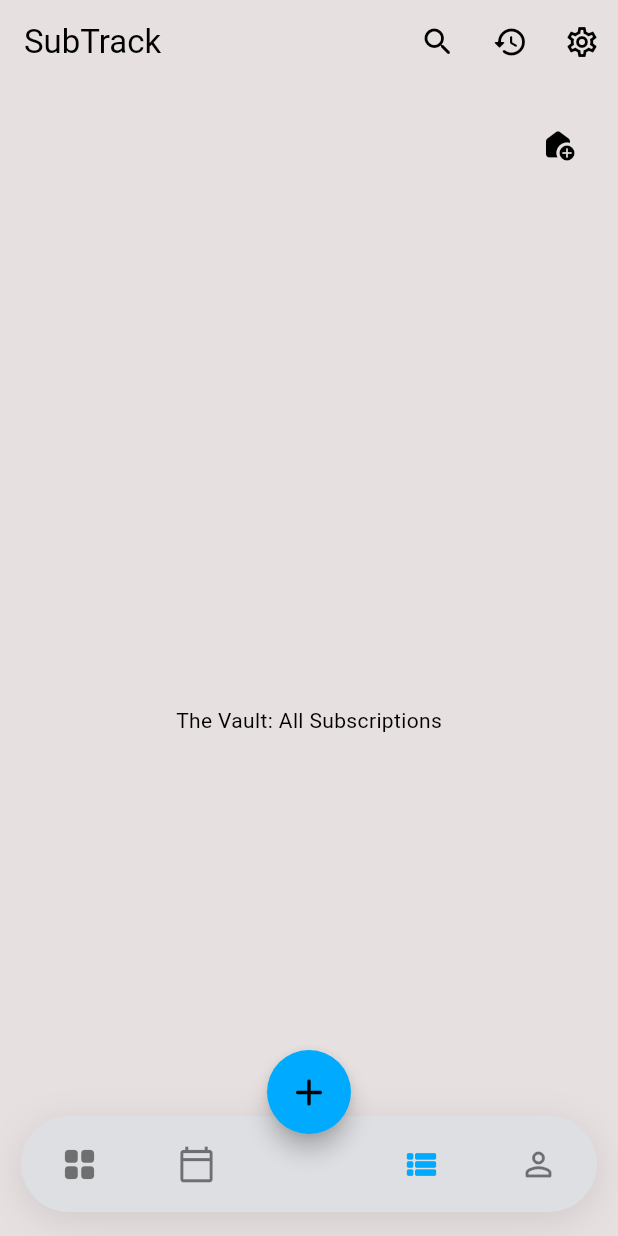
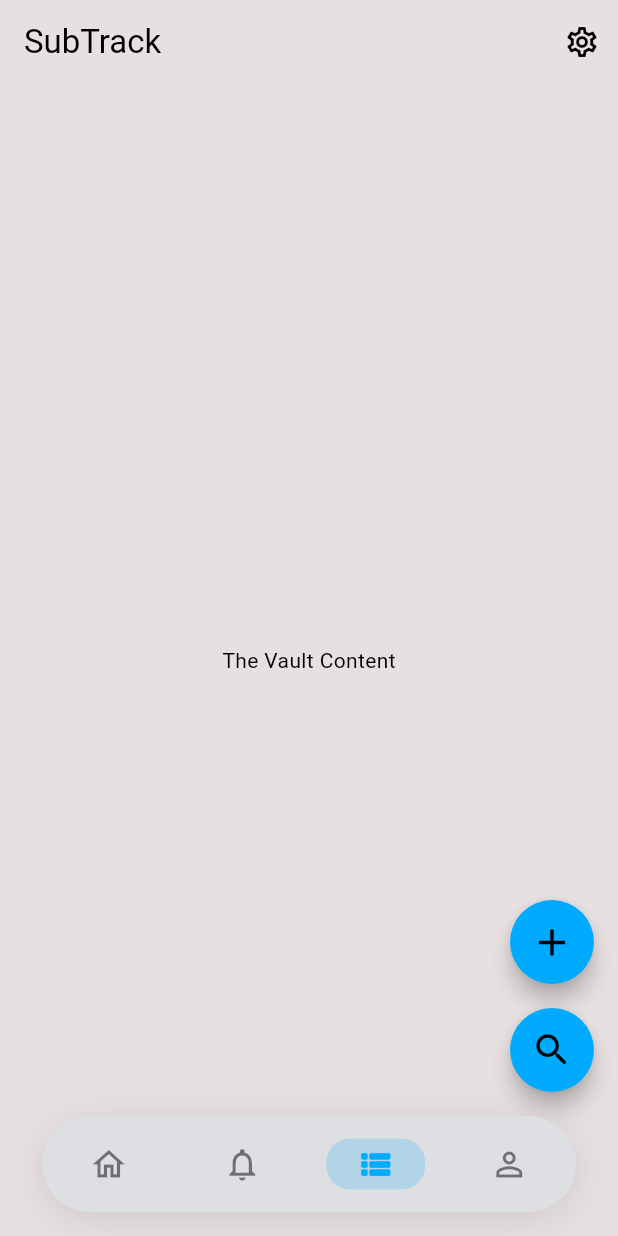
Before and after one commit to SP3CTRE404/premio-mobile-app, a Flutter app: the MainScaffold screen opened directly, item 3 of the bottom bar chosen, on a phone screen of 412 x 824 dp. Run offline on Flutter 3.47's test engine with Material 3 defaults, Android fonts, the phone set to English and light mode, and no system bars; our stand-ins replace dio, flutter_riverpod, flutter_secure_storage, pdf, printing; accounts and stored records are empty.

Commit message:
enhancing the main_scaffold

```diff
--- a/lib/features/navigation/screens/main_scaffold.dart
+++ b/lib/features/navigation/screens/main_scaffold.dart
@@ -3,8 +3,7 @@ import 'package:flutter_riverpod/flutter_riverpod.dart';
 
 import '../../dashboard/screens/dashboard_screen.dart';
 import '../../subscriptions/screens/due_screen.dart';
-import '../../subscriptions/screens/add_subscription_screen.dart';
-import '../../history/screens/history_screen.dart';
+import '../../subscriptions/screens/subscription_detail_screen.dart';
 import '../../account/screens/account_screen.dart';
 import '../../settings/screens/settings_screen.dart';
 
@@ -62,36 +61,19 @@ class _MainScaffoldState extends ConsumerState<MainScaffold>
     final List<Widget> screens = [
       const DashboardScreen(),
       const DueScreen(),
-      const _VaultPlaceholder(),
+      const SubscriptionDetailScreen(),
       const AccountScreen(),
     ];
 
     return Scaffold(
       extendBody: true,
-      // ── AppBar: Restored with Title and Settings ──
       appBar: AppBar(
         title: const Text('SubTrack'),
         centerTitle: false,
         actions: [
-          // ── Contextual Actions: Search & History (Vault Tab Only) ──
-          if (currentIndex == 2) ...[
-            IconButton(
-              icon: const Icon(Icons.search_rounded),
-              onPressed: () {},
-            ),
-            IconButton(
-              icon: const Icon(Icons.history_rounded),
-              onPressed: () {
-                Navigator.push(
-                  context,
-                  MaterialPageRoute(builder: (context) => const HistoryScreen()),
-                );
-              },
-            ),
-          ],
-          // ── Global Settings Button ──
           IconButton(
             icon: const Icon(Icons.settings_outlined),
+            tooltip: 'Settings',
             onPressed: () {
               Navigator.push(
                 context,
@@ -106,23 +88,14 @@ class _MainScaffoldState extends ConsumerState<MainScaffold>
         child: screens[currentIndex],
       ),
 
-      floatingActionButtonLocation: FloatingActionButtonLocation.centerDocked,
-      floatingActionButton: FloatingActionButton(
-        onPressed: () {
-          Navigator.push(
-            context,
-            MaterialPageRoute(builder: (context) => const AddSubscriptionScreen()),
-          );
-        },
-        shape: const CircleBorder(),
-        child: const Icon(Icons.add_rounded, size: 30),
-      ),
+      // Global FAB is null; handled contextually in SubscriptionDetailScreen
+      floatingActionButton: null,
 
       bottomNavigationBar: AnimatedContainer(
         duration: const Duration(milliseconds: 260),
         curve: Curves.easeOutCubic,
         margin: _isPill
-            ? const EdgeInsets.symmetric(horizontal: 14.0, vertical: 16.0)
+            ? const EdgeInsets.symmetric(horizontal: 28.0, vertical: 16.0)
             : EdgeInsets.zero,
         height: _isPill ? 64 : 64 + MediaQuery.of(context).padding.bottom,
         decoration: BoxDecoration(
@@ -143,13 +116,12 @@ class _MainScaffoldState extends ConsumerState<MainScaffold>
               ? EdgeInsets.zero
               : EdgeInsets.only(bottom: MediaQuery.of(context).padding.bottom),
           child: Row(
-            mainAxisAlignment: MainAxisAlignment.spaceAround,
+            // Removed SpaceEvenly so Expanded widgets can control distribution
             children: [
-              _buildNavItem(Icons.grid_view_rounded, 0, currentIndex),
-              _buildNavItem(Icons.calendar_today_outlined, 1, currentIndex),
-              const SizedBox(width: 40), // FAB Gap
-              _buildNavItem(Icons.view_list_rounded, 2, currentIndex),
-              _buildNavItem(Icons.person_outline_rounded, 3, currentIndex),
+              _buildNavItem(context, Icons.home_outlined, Icons.home, 0, currentIndex, ref),
+              _buildNavItem(context, Icons.notifications_none, Icons.notifications, 1, currentIndex, ref),
+              _buildNavItem(context, Icons.view_list_outlined, Icons.view_list_rounded, 2, currentIndex, ref),
+              _buildNavItem(context, Icons.person_outline, Icons.person, 3, currentIndex, ref),
             ],
           ),
         ),
@@ -157,45 +129,54 @@ class _MainScaffoldState extends ConsumerState<MainScaffold>
     );
   }
 
-  Widget _buildNavItem(IconData icon, int index, int currentIndex) {
+  Widget _buildNavItem(
+    BuildContext context,
+    IconData outlinedIcon,
+    IconData filledIcon,
+    int index,
+    int currentIndex,
+    WidgetRef ref, {
+    bool hasBadge = false,
+  }) {
     final isSelected = currentIndex == index;
-    return GestureDetector(
-      onTap: () => ref.read(navigationIndexProvider.notifier).setIndex(index),
-      behavior: HitTestBehavior.opaque,
-      child: Container(
-        padding: const EdgeInsets.all(10),
-        child: Icon(
-          icon,
-          color: isSelected
-              ? Theme.of(context).primaryColor
-              : Theme.of(context).colorScheme.onSurface.withOpacity(0.5),
-          size: 26,
+    final theme = Theme.of(context);
+    final colorScheme = theme.colorScheme;
+
+    return Expanded(
+      child: GestureDetector(
+        onTap: () => ref.read(navigationIndexProvider.notifier).setIndex(index),
+        behavior: HitTestBehavior.opaque,
+        child: Column(
+          mainAxisAlignment: MainAxisAlignment.center, // Center vertically inside the Expanded block
+          mainAxisSize: MainAxisSize.min,
+          children: [
+            AnimatedContainer(
+              duration: const Duration(milliseconds: 200),
+              curve: Curves.easeInOut,
+              padding: const EdgeInsets.symmetric(horizontal: 20, vertical: 4),
+              decoration: BoxDecoration(
+                // Samsung S24 Material 3 style pill
+                color: isSelected
+                    ? theme.primaryColor.withValues(alpha: 0.2)
+                    : Colors.transparent,
+                borderRadius: BorderRadius.circular(16),
+              ),
+              child: Badge(
+                isLabelVisible: hasBadge,
+                smallSize: 8,
+                backgroundColor: Colors.redAccent,
+                child: Icon(
+                  isSelected ? filledIcon : outlinedIcon,
+                  color: isSelected
+                      ? theme.primaryColor
+                      : colorScheme.onSurface.withValues(alpha: 0.5),
+                  size: 26,
+                ),
+              ),
+            ),
+          ],
         ),
       ),
     );
   }
 }
-
-class _VaultPlaceholder extends StatelessWidget {
-  const _VaultPlaceholder();
-
-  @override
-  Widget build(BuildContext context) {
-    return Column(
-      children: [
-        // House button remains in the body of the Vault tab
-        Align(
-          alignment: Alignment.topRight,
-          child: Padding(
-            padding: const EdgeInsets.all(16.0),
-            child: IconButton(
-              icon: const Icon(Icons.add_home_rounded),
-              onPressed: () {},
-            ),
-          ),
-        ),
-        const Expanded(child: Center(child: Text('The Vault: All Subscriptions'))),
-      ],
-    );
-  }
-}
--- a/lib/features/subscriptions/screens/subscription_detail_screen.dart
+++ b/lib/features/subscriptions/screens/subscription_detail_screen.dart
@@ -0,0 +1,115 @@
+import 'package:flutter/material.dart';
+import 'package:flutter_riverpod/flutter_riverpod.dart';
+import '../../../core/theme/app_colors.dart';
+import './add_subscription_screen.dart';
+
+class SubscriptionDetailScreen extends ConsumerStatefulWidget {
+  const SubscriptionDetailScreen({super.key});
+
+  @override
+  ConsumerState<SubscriptionDetailScreen> createState() => _SubscriptionDetailScreenState();
+}
+
+class _SubscriptionDetailScreenState extends ConsumerState<SubscriptionDetailScreen> {
+  bool _isMenuOpen = false;
+  // Placeholder logic: in the future, check if user.householdId is null
+  final bool _isSingularUser = true;
+
+  @override
+  Widget build(BuildContext context) {
+    return Scaffold(
+      backgroundColor: Colors.transparent,
+      body: const Center(
+        child: Text('The Vault Content'),
+      ),
+      floatingActionButton: Column(
+        mainAxisAlignment: MainAxisAlignment.end,
+        crossAxisAlignment: CrossAxisAlignment.end,
+        children: [
+          // ── The Revealable Options (Only shown when Menu is toggled open) ──
+          if (_isMenuOpen) ...[
+            if (_isSingularUser) ...[
+              _buildSmallFab(
+                icon: Icons.add_home_rounded,
+                label: 'Add House',
+                onTap: () {
+                  setState(() => _isMenuOpen = false);
+                  // Trigger household creation logic
+                },
+              ),
+              const SizedBox(height: 12),
+            ],
+            _buildSmallFab(
+              icon: Icons.post_add_rounded,
+              label: 'Add Sub',
+              onTap: () {
+                setState(() => _isMenuOpen = false);
+                Navigator.push(context, MaterialPageRoute(builder: (_) => const AddSubscriptionScreen()));
+              },
+            ),
+            const SizedBox(height: 12),
+          ],
+
+          // ── The Main Plus Button (Reveals/Hides menu) ──
+          FloatingActionButton(
+            heroTag: 'main_add_fab',
+            onPressed: () {
+              if (_isSingularUser) {
+                setState(() => _isMenuOpen = !_isMenuOpen);
+              } else {
+                // If already in a house, skip menu and go directly to Add Sub
+                Navigator.push(context, MaterialPageRoute(builder: (_) => const AddSubscriptionScreen()));
+              }
+            },
+            backgroundColor: AppColors.cobaltBlue,
+            shape: const CircleBorder(), // Forces perfect circle
+            child: Icon(_isMenuOpen ? Icons.close : Icons.add, size: 30),
+          ),
+
+          const SizedBox(height: 16),
+
+          // ── The Search Button (Matches size and shape of the Plus button) ──
+          FloatingActionButton(
+            heroTag: 'search_vault_fab',
+            onPressed: () {
+              // Trigger search filter logic
+            },
+            backgroundColor: AppColors.cobaltBlue,
+            shape: const CircleBorder(), // Same shape as Plus
+            child: const Icon(Icons.search_rounded, size: 28), // Search icon instead of '5'
+          ),
+
+          const SizedBox(height: 80), // Keep buttons clear of the bottom navigation bar
+        ],
+      ),
+    );
+  }
+
+  /// Helper to build the smaller, labeled action buttons in the reveal menu
+  Widget _buildSmallFab({required IconData icon, required String label, required VoidCallback onTap}) {
+    return Row(
+      mainAxisSize: MainAxisSize.min,
+      children: [
+        Card(
+          elevation: 4,
+          shape: RoundedRectangleBorder(borderRadius: BorderRadius.circular(8)),
+          child: Padding(
+            padding: const EdgeInsets.symmetric(horizontal: 12, vertical: 6),
+            child: Text(
+              label,
+              style: const TextStyle(fontWeight: FontWeight.bold, fontSize: 13),
+            ),
+          ),
+        ),
+        const SizedBox(width: 8),
+        FloatingActionButton.small(
+          heroTag: 'small_fab_$label',
+          onPressed: onTap,
+          backgroundColor: AppColors.cobaltBlue.withOpacity(0.9),
+          shape: const CircleBorder(),
+          child: Icon(icon, color: Colors.white),
+        ),
+      ],
+    );
+  }
+}
```
